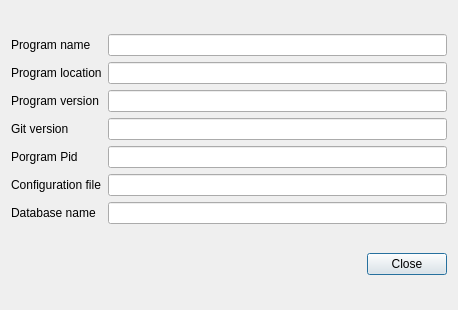
Before: the Qt Designer form dialogsysteminfo.ui in jpcima/chordv, drawn with Qt 5.
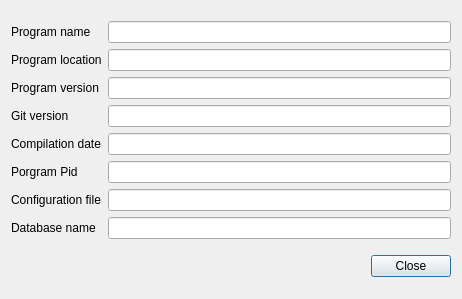
After: the same form once the commit is applied.

The edit to the form file:
```diff
--- a/dialogsysteminfo.ui
+++ b/dialogsysteminfo.ui
@@ -6,8 +6,8 @@
    <rect>
     <x>0</x>
     <y>0</y>
-    <width>458</width>
-    <height>310</height>
+    <width>462</width>
+    <height>299</height>
    </rect>
   </property>
   <property name="windowTitle">
@@ -48,6 +48,13 @@
            </property>
           </widget>
          </item>
+         <item>
+          <widget class="QLabel" name="labelDateCompilation">
+           <property name="text">
+            <string>Compilation date</string>
+           </property>
+          </widget>
+         </item>
          <item>
           <widget class="QLabel" name="labelPid">
            <property name="text">
@@ -101,6 +108,13 @@
            </property>
           </widget>
          </item>
+         <item>
+          <widget class="QLineEdit" name="lineEditDateCompilation">
+           <property name="readOnly">
+            <bool>true</bool>
+           </property>
+          </widget>
+         </item>
          <item>
           <widget class="QLineEdit" name="lineEditPid">
            <property name="readOnly">
```
